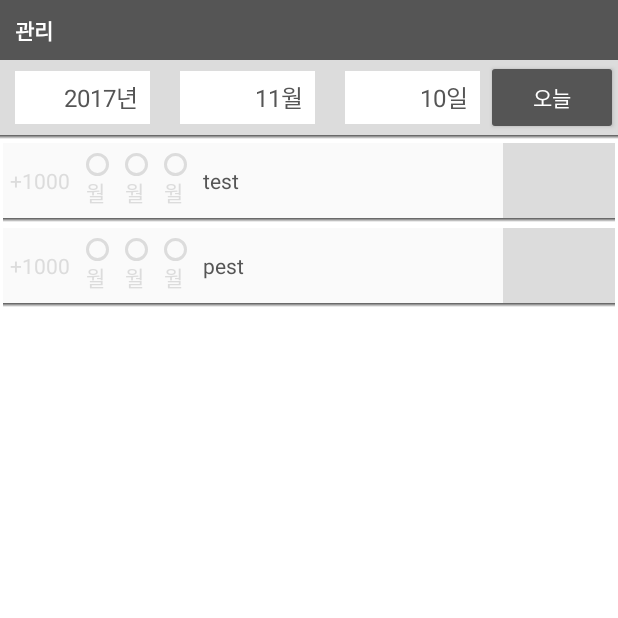
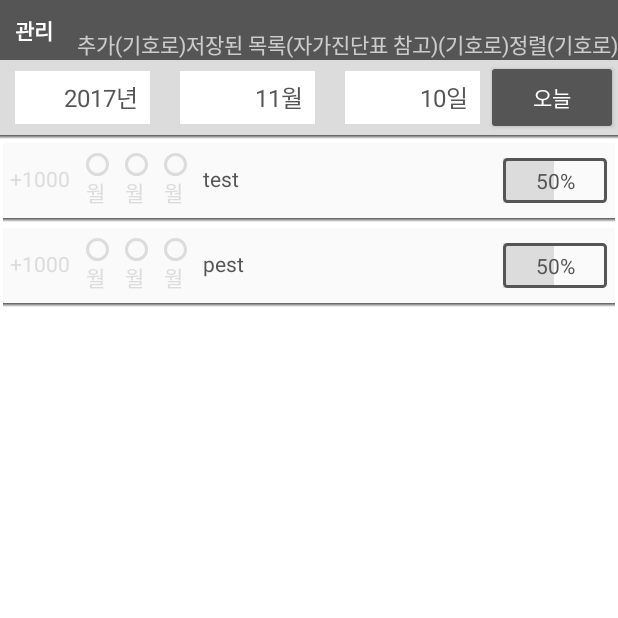
Before and after one commit to jaejunha/MobileApplication, an Android app: the screen it shows after launch (Manage), on a phone screen of 412 x 824 dp, the top half of it. Run offline under Robolectric (Android 15) with nearby library versions, the phone set to English and light mode, and no system bars.

Commit message:
design percent box

```diff
--- /dev/null
+++ b/Checker/app/src/main/res/drawable/percent.xml
@@ -0,0 +1,12 @@
+<?xml version="1.0" encoding="utf-8"?>
+<shape xmlns:android="http://schemas.android.com/apk/res/android">
+    <stroke
+        android:width="2dp"
+        android:color="@color/darkGray"/>
+    <corners
+        android:bottomLeftRadius="2dp"
+        android:bottomRightRadius="2dp"
+        android:topRightRadius="2dp"
+        android:topLeftRadius="2dp"/>
+
+</shape>
--- a/Checker/app/src/main/res/layout/activity_manage.xml
+++ b/Checker/app/src/main/res/layout/activity_manage.xml
@@ -20,6 +20,24 @@
             android:textColor="@color/white"
             android:textStyle="bold"
             android:text="관리"/>
+        <LinearLayout
+            android:layout_width="match_parent"
+            android:layout_height="match_parent"
+            android:orientation="horizontal"
+            android:gravity="right|bottom">
+            <TextView
+                android:layout_width="wrap_content"
+                android:layout_height="wrap_content"
+                android:text="추가(기호로)"/>
+            <TextView
+                android:layout_width="wrap_content"
+                android:layout_height="wrap_content"
+                android:text="저장된 목록(자가진단표 참고)(기호로)"/>
+            <TextView
+                android:layout_width="wrap_content"
+                android:layout_height="wrap_content"
+                android:text="정렬(기호로)"/>
+        </LinearLayout>
     </LinearLayout>
 
     <RelativeLayout
--- a/Checker/app/src/main/res/layout/listview_manage.xml
+++ b/Checker/app/src/main/res/layout/listview_manage.xml
@@ -13,11 +13,11 @@
         android:orientation="horizontal">
 
         <TextView
+            android:layout_marginBottom="2.5dp"
             android:layout_width="50dp"
-            android:layout_height="wrap_content"
+            android:layout_height="match_parent"
             android:textColor="@color/gray"
-            android:gravity="center"
-            android:layout_gravity="center_vertical"
+            android:gravity="center|center_vertical"
             android:text="+1000"/>
         <LinearLayout
             android:layout_marginLeft="5dp"
@@ -72,20 +72,60 @@
         </LinearLayout>
         <TextView
             android:layout_marginLeft="5dp"
+            android:layout_marginBottom="2.5dp"
             android:id="@+id/textView"
             android:layout_width="200dp"
-            android:layout_height="wrap_content"
+            android:layout_height="match_parent"
             android:textColor="@color/darkGray"
-            android:layout_gravity="center_vertical" />
-        <RelativeLayout
+            android:gravity="center_vertical" />
+        <FrameLayout
+            android:layout_marginRight="5dp"
             android:layout_width="match_parent"
             android:layout_height="match_parent">
-        <View
-            android:layout_width="80dp"
-            android:layout_height="50dp"
-            android:layout_alignParentRight="true"
-            android:background="@color/gray"></View>
-        </RelativeLayout>
+            <RelativeLayout
+                android:layout_width="match_parent"
+                android:layout_height="match_parent">
+                <View
+                    android:layout_width="70dp"
+                    android:layout_height="30dp"
+                    android:layout_centerVertical="true"
+                    android:layout_alignParentRight="true"
+                    android:background="@color/gray"/>
+            </RelativeLayout>
+            <RelativeLayout
+                android:layout_width="match_parent"
+                android:layout_height="match_parent">
+                <View
+                    android:layout_width="35dp"
+                    android:layout_height="30dp"
+                    android:layout_centerVertical="true"
+                    android:layout_alignParentRight="true"
+                    android:background="@color/lightGray"/>
+            </RelativeLayout>
+            <RelativeLayout
+                android:layout_width="match_parent"
+                android:layout_height="match_parent">
+                <TextView
+                    android:layout_width="70dp"
+                    android:layout_height="30dp"
+                    android:gravity="center|center_vertical"
+                    android:layout_centerVertical="true"
+                    android:layout_alignParentRight="true"
+                    android:textColor="@color/darkGray"
+                    android:text="50%"/>
+            </RelativeLayout>
+
+            <RelativeLayout
+                android:layout_width="match_parent"
+                android:layout_height="match_parent">
+                <View
+                    android:layout_width="70dp"
+                    android:layout_height="30dp"
+                    android:layout_centerVertical="true"
+                    android:layout_alignParentRight="true"
+                    android:background="@drawable/percent"/>
+            </RelativeLayout>
+        </FrameLayout>
     </LinearLayout>
 
     <View
```
